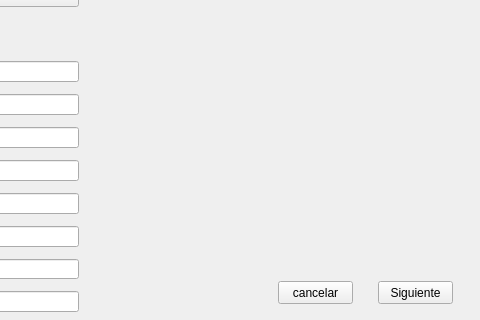
This is gui_cartaporte_crear_4.ui in Jose-Cisneros/MoliTec as Qt 5 draws it before an edit; both pictures show x 322 to 802 and y 279 to 599 of the 802 by 599 pixel window. The edited form follows.
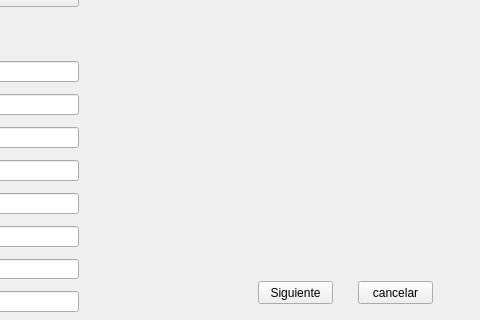
This is the edited form.

```diff
--- a/gui_cartaporte_crear_4.ui
+++ b/gui_cartaporte_crear_4.ui
@@ -34,7 +34,7 @@
   <widget class="QPushButton" name="pushButton">
    <property name="geometry">
     <rect>
-     <x>700</x>
+     <x>580</x>
      <y>560</y>
      <width>75</width>
      <height>23</height>
@@ -113,7 +113,7 @@
   <widget class="QPushButton" name="pushButton_2">
    <property name="geometry">
     <rect>
-     <x>600</x>
+     <x>680</x>
      <y>560</y>
      <width>75</width>
      <height>23</height>
```
